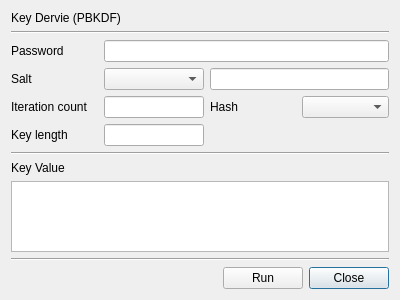
Old version of the form BerEditor/key_derive_dlg.ui in the repository jykim74/BerEditor.
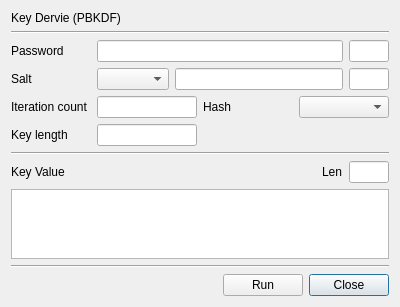
New version of the form.

```diff
--- a/BerEditor/key_derive_dlg.ui
+++ b/BerEditor/key_derive_dlg.ui
@@ -14,65 +14,109 @@
    <string>Key Derive Dialog</string>
   </property>
   <layout class="QGridLayout" name="gridLayout">
-   <item row="8" column="0">
-    <widget class="QLabel" name="label_6">
+   <item row="4" column="0" colspan="4">
+    <layout class="QGridLayout" name="gridLayout_4">
+     <property name="topMargin">
+      <number>0</number>
+     </property>
+     <item row="0" column="0">
+      <widget class="QLabel" name="label_3">
+       <property name="minimumSize">
+        <size>
+         <width>80</width>
+         <height>0</height>
+        </size>
+       </property>
+       <property name="text">
+        <string>Salt</string>
+       </property>
+      </widget>
+     </item>
+     <item row="0" column="2">
+      <widget class="QLineEdit" name="mSaltText"/>
+     </item>
+     <item row="0" column="1">
+      <widget class="QComboBox" name="mSaltTypeCombo">
+       <property name="maximumSize">
+        <size>
+         <width>100</width>
+         <height>16777215</height>
+        </size>
+       </property>
+      </widget>
+     </item>
+     <item row="0" column="3">
+      <widget class="QLineEdit" name="mSaltLenText">
+       <property name="minimumSize">
+        <size>
+         <width>40</width>
+         <height>0</height>
+        </size>
+       </property>
+       <property name="maximumSize">
+        <size>
+         <width>40</width>
+         <height>16777215</height>
+        </size>
+       </property>
+       <property name="readOnly">
+        <bool>true</bool>
+       </property>
+      </widget>
+     </item>
+    </layout>
+   </item>
+   <item row="0" column="0" colspan="2">
+    <widget class="QLabel" name="label">
      <property name="text">
-      <string>Key Value</string>
+      <string>Key Dervie (PBKDF)</string>
      </property>
     </widget>
    </item>
-   <item row="3" column="2" colspan="2">
-    <widget class="QLineEdit" name="mSaltText"/>
-   </item>
-   <item row="6" column="1">
-    <widget class="QLineEdit" name="mKeySizeText">
-     <property name="maximumSize">
-      <size>
-       <width>100</width>
-       <height>16777215</height>
-      </size>
-     </property>
-    </widget>
-   </item>
-   <item row="4" column="0">
+   <item row="6" column="0">
     <widget class="QLabel" name="label_4">
+     <property name="minimumSize">
+      <size>
+       <width>80</width>
+       <height>0</height>
+      </size>
+     </property>
+     <property name="maximumSize">
+      <size>
+       <width>80</width>
+       <height>16777215</height>
+      </size>
+     </property>
      <property name="text">
       <string>Iteration count</string>
      </property>
     </widget>
    </item>
-   <item row="7" column="0" colspan="4">
-    <widget class="Line" name="line">
+   <item row="13" column="0" colspan="4">
+    <widget class="Line" name="line_3">
      <property name="orientation">
       <enum>Qt::Horizontal</enum>
      </property>
     </widget>
    </item>
-   <item row="2" column="1" colspan="3">
-    <widget class="QLineEdit" name="mPasswordText"/>
-   </item>
-   <item row="3" column="0">
-    <widget class="QLabel" name="label_3">
-     <property name="text">
-      <string>Salt</string>
+   <item row="8" column="1">
+    <widget class="QLineEdit" name="mKeySizeText">
+     <property name="maximumSize">
+      <size>
+       <width>100</width>
+       <height>16777215</height>
+      </size>
      </property>
     </widget>
    </item>
-   <item row="1" column="0" colspan="4">
-    <widget class="Line" name="line_2">
-     <property name="orientation">
-      <enum>Qt::Horizontal</enum>
-     </property>
-    </widget>
-   </item>
-   <item row="6" column="0">
-    <widget class="QLabel" name="label_5">
+   <item row="6" column="2">
+    <widget class="QLabel" name="label_7">
      <property name="text">
-      <string>Key length</string>
+      <string>Hash</string>
      </property>
     </widget>
    </item>
-   <item row="11" column="0" colspan="4">
+   <item row="14" column="0" colspan="4">
     <layout class="QGridLayout" name="gridLayout_2">
      <property name="topMargin">
       <number>0</number>
@@ -106,27 +150,30 @@
      </item>
     </layout>
    </item>
-   <item row="2" column="0">
-    <widget class="QLabel" name="label_2">
-     <property name="text">
-      <string>Password</string>
-     </property>
-    </widget>
-   </item>
    <item row="9" column="0" colspan="4">
-    <widget class="QPlainTextEdit" name="mKeyValueText"/>
+    <widget class="Line" name="line">
+     <property name="orientation">
+      <enum>Qt::Horizontal</enum>
+     </property>
+    </widget>
    </item>
-   <item row="0" column="0" colspan="2">
-    <widget class="QLabel" name="label">
+   <item row="8" column="0">
+    <widget class="QLabel" name="label_5">
+     <property name="maximumSize">
+      <size>
+       <width>80</width>
+       <height>16777215</height>
+      </size>
+     </property>
      <property name="text">
-      <string>Key Dervie (PBKDF)</string>
+      <string>Key length</string>
      </property>
     </widget>
    </item>
-   <item row="4" column="3">
+   <item row="6" column="3">
     <widget class="QComboBox" name="mHashCombo"/>
    </item>
-   <item row="4" column="1">
+   <item row="6" column="1">
     <widget class="QLineEdit" name="mIterCountText">
      <property name="maximumSize">
       <size>
@@ -136,29 +183,110 @@
      </property>
     </widget>
    </item>
-   <item row="3" column="1">
-    <widget class="QComboBox" name="mSaltTypeCombo">
-     <property name="maximumSize">
-      <size>
-       <width>100</width>
-       <height>16777215</height>
-      </size>
-     </property>
-    </widget>
+   <item row="12" column="0" colspan="4">
+    <widget class="QPlainTextEdit" name="mKeyValueText"/>
    </item>
-   <item row="4" column="2">
-    <widget class="QLabel" name="label_7">
-     <property name="text">
-      <string>Hash</string>
+   <item row="1" column="0" colspan="4">
+    <widget class="Line" name="line_2">
+     <property name="orientation">
+      <enum>Qt::Horizontal</enum>
      </property>
     </widget>
    </item>
    <item row="10" column="0" colspan="4">
-    <widget class="Line" name="line_3">
-     <property name="orientation">
-      <enum>Qt::Horizontal</enum>
+    <layout class="QGridLayout" name="gridLayout_3">
+     <property name="topMargin">
+      <number>0</number>
      </property>
-    </widget>
+     <item row="0" column="1">
+      <spacer name="horizontalSpacer_2">
+       <property name="orientation">
+        <enum>Qt::Horizontal</enum>
+       </property>
+       <property name="sizeHint" stdset="0">
+        <size>
+         <width>40</width>
+         <height>20</height>
+        </size>
+       </property>
+      </spacer>
+     </item>
+     <item row="0" column="0">
+      <widget class="QLabel" name="label_6">
+       <property name="text">
+        <string>Key Value</string>
+       </property>
+      </widget>
+     </item>
+     <item row="0" column="3">
+      <widget class="QLineEdit" name="mKeyValueLenText">
+       <property name="minimumSize">
+        <size>
+         <width>40</width>
+         <height>0</height>
+        </size>
+       </property>
+       <property name="maximumSize">
+        <size>
+         <width>40</width>
+         <height>16777215</height>
+        </size>
+       </property>
+       <property name="readOnly">
+        <bool>true</bool>
+       </property>
+      </widget>
+     </item>
+     <item row="0" column="2">
+      <widget class="QLabel" name="label_8">
+       <property name="text">
+        <string>Len</string>
+       </property>
+      </widget>
+     </item>
+    </layout>
+   </item>
+   <item row="2" column="0" colspan="4">
+    <layout class="QGridLayout" name="gridLayout_5">
+     <property name="topMargin">
+      <number>0</number>
+     </property>
+     <item row="0" column="1">
+      <widget class="QLineEdit" name="mPasswordText"/>
+     </item>
+     <item row="0" column="0">
+      <widget class="QLabel" name="label_2">
+       <property name="minimumSize">
+        <size>
+         <width>80</width>
+         <height>0</height>
+        </size>
+       </property>
+       <property name="text">
+        <string>Password</string>
+       </property>
+      </widget>
+     </item>
+     <item row="0" column="2">
+      <widget class="QLineEdit" name="mPasswordLenText">
+       <property name="minimumSize">
+        <size>
+         <width>40</width>
+         <height>0</height>
+        </size>
+       </property>
+       <property name="maximumSize">
+        <size>
+         <width>40</width>
+         <height>16777215</height>
+        </size>
+       </property>
+       <property name="readOnly">
+        <bool>true</bool>
+       </property>
+      </widget>
+     </item>
+    </layout>
    </item>
   </layout>
  </widget>
```
Left out of the diff: 3 changed lines with no effect on the pictures.
